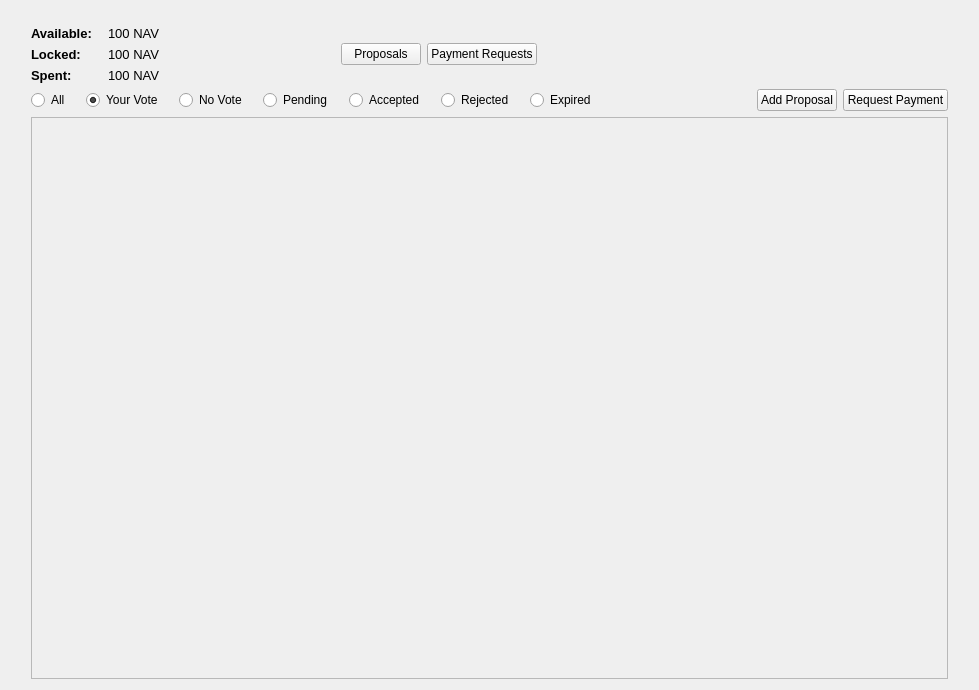
Before: the Qt Designer form src/qt/forms/communityfundpage.ui in navcoin/navcoin-core, drawn with Qt 5.
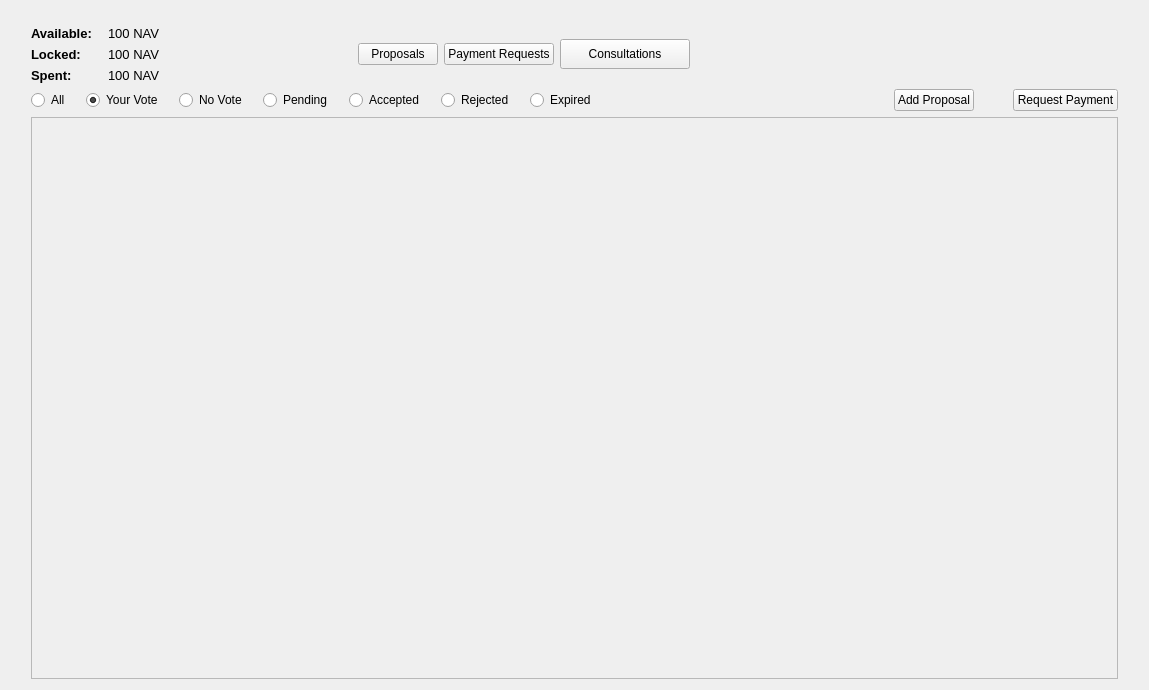
After: the same form once the commit is applied.

What changed in the file:
```diff
--- a/src/qt/forms/communityfundpage.ui
+++ b/src/qt/forms/communityfundpage.ui
@@ -6,7 +6,7 @@
    <rect>
     <x>0</x>
     <y>0</y>
-    <width>979</width>
+    <width>1149</width>
     <height>690</height>
    </rect>
   </property>
@@ -220,6 +220,25 @@
            </property>
           </widget>
          </item>
+         <item>
+          <widget class="QPushButton" name="pushButtonConsultations">
+           <property name="minimumSize">
+            <size>
+             <width>130</width>
+             <height>30</height>
+            </size>
+           </property>
+           <property name="maximumSize">
+            <size>
+             <width>130</width>
+             <height>30</height>
+            </size>
+           </property>
+           <property name="text">
+            <string>Consultations</string>
+           </property>
+          </widget>
+         </item>
          <item>
           <spacer name="horizontalSpacer_10">
            <property name="orientation">
@@ -534,8 +553,8 @@
            <rect>
             <x>0</x>
             <y>0</y>
-            <width>903</width>
-            <height>534</height>
+            <width>1059</width>
+            <height>517</height>
            </rect>
           </property>
           <property name="sizePolicy">
```
